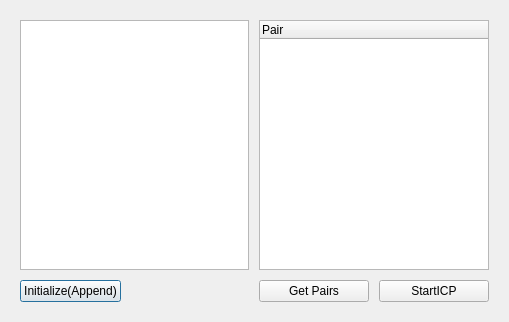
Before: the Qt Designer form ui/BatchPairwiseRegistrationDialog.ui in Levinaz69/Registar, drawn with Qt 5.
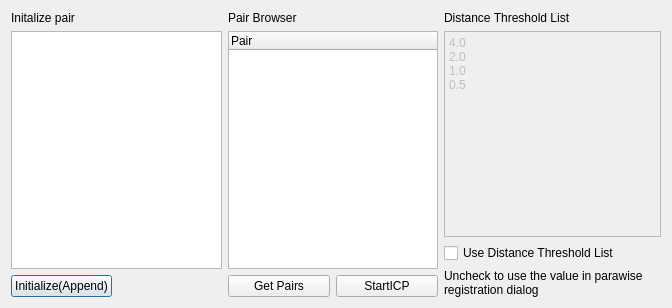
After: the same form once the commit is applied.

Commit message: distance threshold list

Diff of the .ui file:
```diff
--- a/ui/BatchPairwiseRegistrationDialog.ui
+++ b/ui/BatchPairwiseRegistrationDialog.ui
@@ -6,8 +6,8 @@
    <rect>
     <x>0</x>
     <y>0</y>
-    <width>509</width>
-    <height>322</height>
+    <width>672</width>
+    <height>308</height>
    </rect>
   </property>
   <property name="windowTitle">
@@ -22,24 +22,16 @@
   <property name="modal">
    <bool>false</bool>
   </property>
-  <layout class="QGridLayout" name="gridLayout" rowstretch="0" rowminimumheight="0">
-   <property name="leftMargin">
-    <number>20</number>
-   </property>
-   <property name="topMargin">
-    <number>20</number>
-   </property>
-   <property name="rightMargin">
-    <number>20</number>
-   </property>
-   <property name="bottomMargin">
-    <number>20</number>
-   </property>
-   <property name="spacing">
-    <number>10</number>
-   </property>
+  <layout class="QGridLayout" name="gridLayout">
    <item row="0" column="0">
     <layout class="QVBoxLayout" name="verticalLayout_2">
+     <item>
+      <widget class="QLabel" name="label">
+       <property name="text">
+        <string>Initalize pair</string>
+       </property>
+      </widget>
+     </item>
      <item>
       <widget class="QPlainTextEdit" name="initializePairText">
        <property name="plainText">
@@ -75,6 +67,13 @@
    </item>
    <item row="0" column="1">
     <layout class="QVBoxLayout" name="verticalLayout">
+     <item>
+      <widget class="QLabel" name="label_2">
+       <property name="text">
+        <string>Pair Browser</string>
+       </property>
+      </widget>
+     </item>
      <item>
       <widget class="QTreeWidget" name="pairBrowser">
        <column>
@@ -104,6 +103,65 @@
      </item>
     </layout>
    </item>
+   <item row="0" column="2">
+    <layout class="QVBoxLayout" name="verticalLayout_3">
+     <property name="spacing">
+      <number>6</number>
+     </property>
+     <property name="sizeConstraint">
+      <enum>QLayout::SetFixedSize</enum>
+     </property>
+     <property name="rightMargin">
+      <number>0</number>
+     </property>
+     <item>
+      <widget class="QLabel" name="label_3">
+       <property name="text">
+        <string>Distance Threshold List</string>
+       </property>
+      </widget>
+     </item>
+     <item>
+      <widget class="QPlainTextEdit" name="distThresholdText">
+       <property name="enabled">
+        <bool>false</bool>
+       </property>
+       <property name="plainText">
+        <string>4.0
+2.0
+1.0
+0.5</string>
+       </property>
+      </widget>
+     </item>
+     <item>
+      <widget class="QCheckBox" name="distThresholdListChecker">
+       <property name="acceptDrops">
+        <bool>false</bool>
+       </property>
+       <property name="text">
+        <string>Use Distance Threshold List</string>
+       </property>
+       <property name="checked">
+        <bool>false</bool>
+       </property>
+       <property name="autoRepeat">
+        <bool>false</bool>
+       </property>
+      </widget>
+     </item>
+     <item>
+      <widget class="QLabel" name="label_4">
+       <property name="text">
+        <string>Uncheck to use the value in parawise registration dialog</string>
+       </property>
+       <property name="wordWrap">
+        <bool>true</bool>
+       </property>
+      </widget>
+     </item>
+    </layout>
+   </item>
   </layout>
   <zorder>icpPushButton</zorder>
   <zorder>pairBrowser</zorder>
```
Left out of the diff: 12 changed lines with no effect on the pictures. The commit also changes 3 other files.
